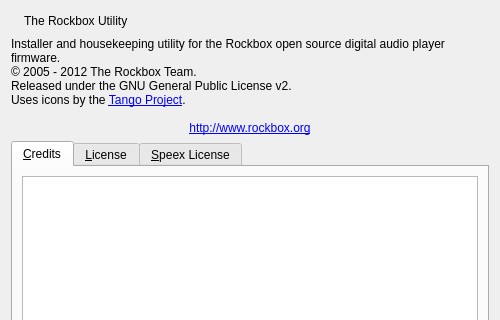
This is rbutil/rbutilqt/aboutbox.ui in Rockbox/rockbox as Qt 5 draws it before an edit; both pictures show x 0 to 500 and y 0 to 320 of the 500 by 500 pixel window. The edited form follows.
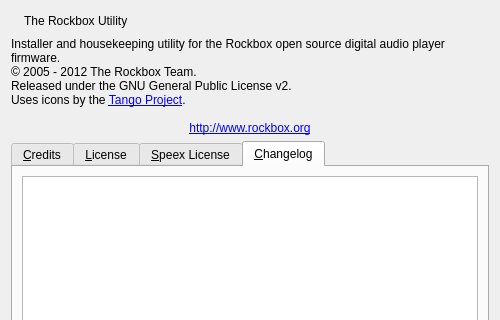
This is the edited form. The open tabs and pages were chosen to show the change. Icons and pictures are not drawn.

Commit message:
Rockbox Utility: add a Changelog tab in "about" menu
This commit add a Changelog tab in the "about" menu
of Rockbox Utility. The tab is a file reader for the
file CHANGELOG in the rbutil/rbutilqt/ directory

```diff
--- a/rbutil/rbutilqt/aboutbox.ui
+++ b/rbutil/rbutilqt/aboutbox.ui
@@ -137,6 +137,16 @@
        </item>
       </layout>
      </widget>
+    <widget class="QWidget" name="changelogTab">
+      <attribute name="title">
+       <string>&amp;Changelog</string>
+      </attribute>
+      <layout class="QGridLayout" name="gridLayout_2">
+       <item row="0" column="0">
+        <widget class="QTextBrowser" name="browserRockboxUtilityChangelog"/>
+       </item>
+      </layout>
+     </widget>
     </widget>
    </item>
    <item row="3" column="0" >
```
The commit also changes 2 other files.
